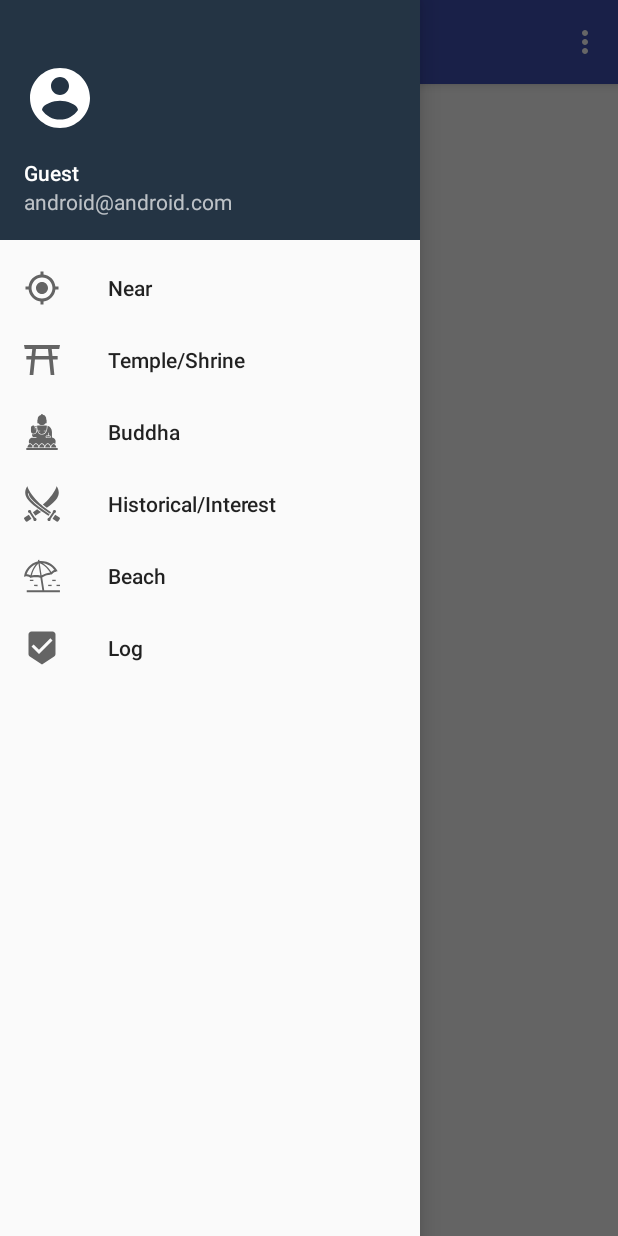
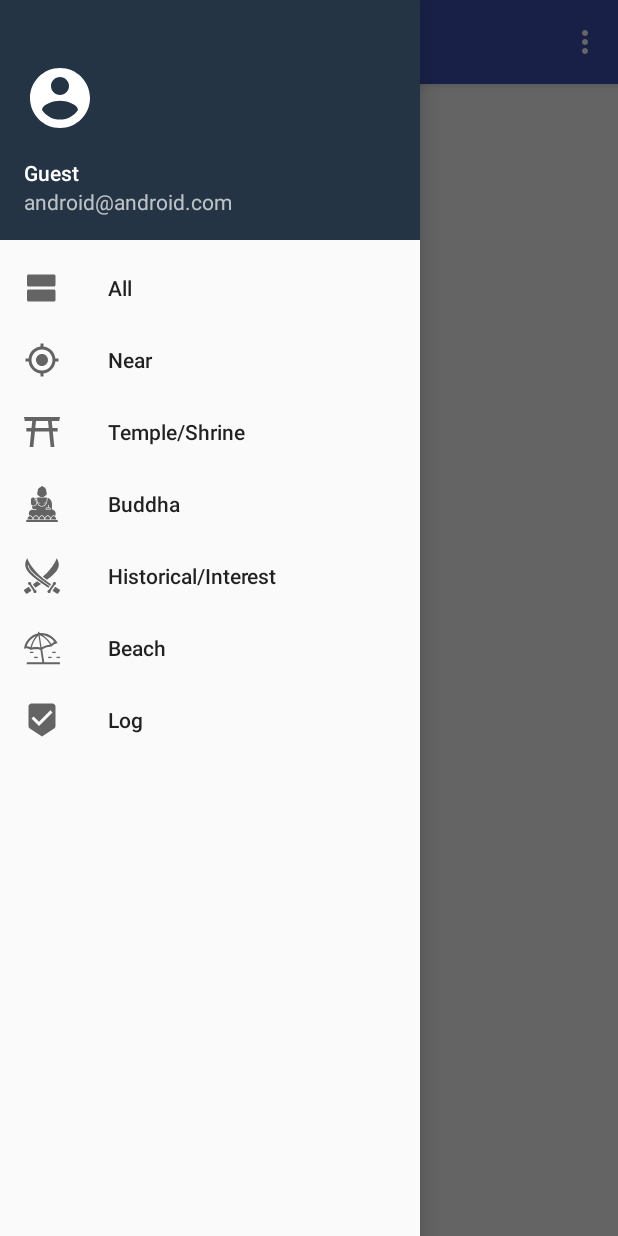
Before and after one commit to r-sek/BeaconInfo, an Android app: the screen it shows after launch (MainActivity), with the side drawer open, on a phone screen of 412 x 824 dp. Run offline under Robolectric (Android 15) with nearby library versions, the phone set to English and light mode, and no system bars; libraries missing offline, so code that uses them is left out: org.altbeacon.beacon; 3 statements that could not run were skipped.

Commit message:
ソート全件表示に対応

```diff
--- a/mobile/src/main/java/info/redspirit/beaconinfo/MainActivity.java
+++ b/mobile/src/main/java/info/redspirit/beaconinfo/MainActivity.java
@@ -206,7 +206,9 @@ public class MainActivity extends AppCompatActivity
         int id = item.getItemId();
         FragmentManager fragmentManager = getSupportFragmentManager();
 
-        if (id == R.id.nav_near) {
+        if (id == R.id.nav_all) {
+            fragmentManager.beginTransaction().replace(R.id.container, ItemFragment.newInstance("hoge", "hoge")).commit();
+        } else if (id == R.id.nav_near){
             fragmentManager.beginTransaction().replace(R.id.container, ItemFragment.newInstance("hoge", "hoge")).commit();
         } else if (id == R.id.nav_temple_shrine) {
             fragmentManager.beginTransaction().replace(R.id.container, ItemFragment.newInstance("hoge", "hoge")).commit();
--- /dev/null
+++ b/mobile/src/main/res/drawable/ic_view_agenda_black_24dp.xml
@@ -0,0 +1,9 @@
+<vector xmlns:android="http://schemas.android.com/apk/res/android"
+        android:width="24dp"
+        android:height="24dp"
+        android:viewportWidth="24.0"
+        android:viewportHeight="24.0">
+    <path
+        android:fillColor="#FF000000"
+        android:pathData="M20,13L3,13c-0.55,0 -1,0.45 -1,1v6c0,0.55 0.45,1 1,1h17c0.55,0 1,-0.45 1,-1v-6c0,-0.55 -0.45,-1 -1,-1zM20,3L3,3c-0.55,0 -1,0.45 -1,1v6c0,0.55 0.45,1 1,1h17c0.55,0 1,-0.45 1,-1L21,4c0,-0.55 -0.45,-1 -1,-1z"/>
+</vector>
--- a/mobile/src/main/res/menu/activity_main_drawer.xml
+++ b/mobile/src/main/res/menu/activity_main_drawer.xml
@@ -2,6 +2,12 @@
 <menu xmlns:android="http://schemas.android.com/apk/res/android">
 
     <group android:checkableBehavior="single">
+        <item
+            android:id="@+id/nav_all"
+            android:icon="@drawable/ic_view_agenda_black_24dp"
+            android:title="@string/all_show"/>
+
+
         <item
             android:id="@+id/nav_near"
             android:icon="@drawable/ic_my_location_black_24dp"
--- a/mobile/src/main/res/values/strings.xml
+++ b/mobile/src/main/res/values/strings.xml
@@ -12,6 +12,7 @@
     <string name="def_card_main">SpotName</string>
     <string name="def_card_sub">Category</string>
 
+    <string name="all_show">All</string>
     <string name="temple_shrine">Temple/Shrine</string>
     <string name="buddha">Buddha</string>
     <string name="historical_interest_site">Historical/Interest</string>
```
Also changed, not shown: 3 other files.
